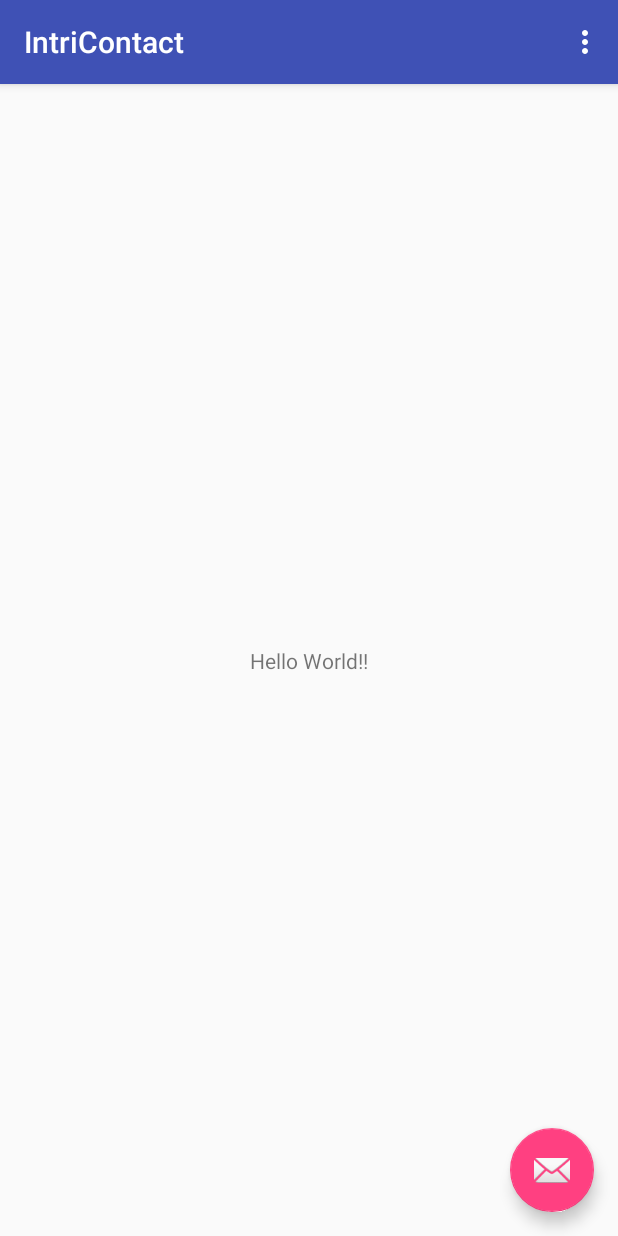
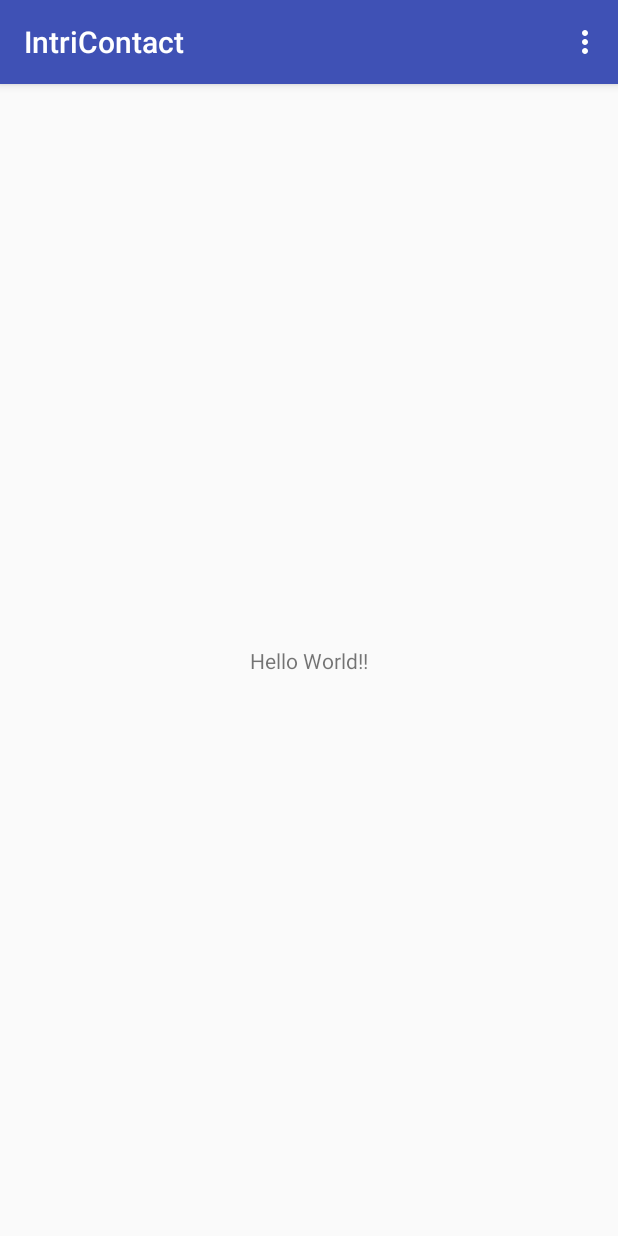
Before and after one commit to Johnnyappseed/IntriContact, an Android app: the screen it shows after launch (ContactActivity), on a phone screen of 412 x 824 dp. Run offline under Robolectric (Android 15) with nearby library versions, the phone set to English and light mode, and no system bars.

```diff
--- a/app/src/main/java/edu/ualr/www/intricontact/ContactActivity.java
+++ b/app/src/main/java/edu/ualr/www/intricontact/ContactActivity.java
@@ -17,15 +17,6 @@ public class ContactActivity extends AppCompatActivity {
         setContentView(R.layout.activity_contact);
         Toolbar toolbar = (Toolbar) findViewById(R.id.toolbar);
         setSupportActionBar(toolbar);
-
-        FloatingActionButton fab = (FloatingActionButton) findViewById(R.id.fab);
-        fab.setOnClickListener(new View.OnClickListener() {
-            @Override
-            public void onClick(View view) {
-                Snackbar.make(view, "Replace with your own action", Snackbar.LENGTH_LONG)
-                        .setAction("Action", null).show();
-            }
-        });
     }
 
     @Override
--- a/app/src/main/res/layout/activity_contact.xml
+++ b/app/src/main/res/layout/activity_contact.xml
@@ -22,12 +22,4 @@
 
     <include layout="@layout/content_contact" />
 
-    <android.support.design.widget.FloatingActionButton
-        android:id="@+id/fab"
-        android:layout_width="wrap_content"
-        android:layout_height="wrap_content"
-        android:layout_gravity="bottom|end"
-        android:layout_margin="@dimen/fab_margin"
-        app:srcCompat="@android:drawable/ic_dialog_email" />
-
 </android.support.design.widget.CoordinatorLayout>
```
Also changed, not shown: app/src/main/java/edu/ualr/www/intricontact/DatabaseClass.java (added, +48 -0 lines).
